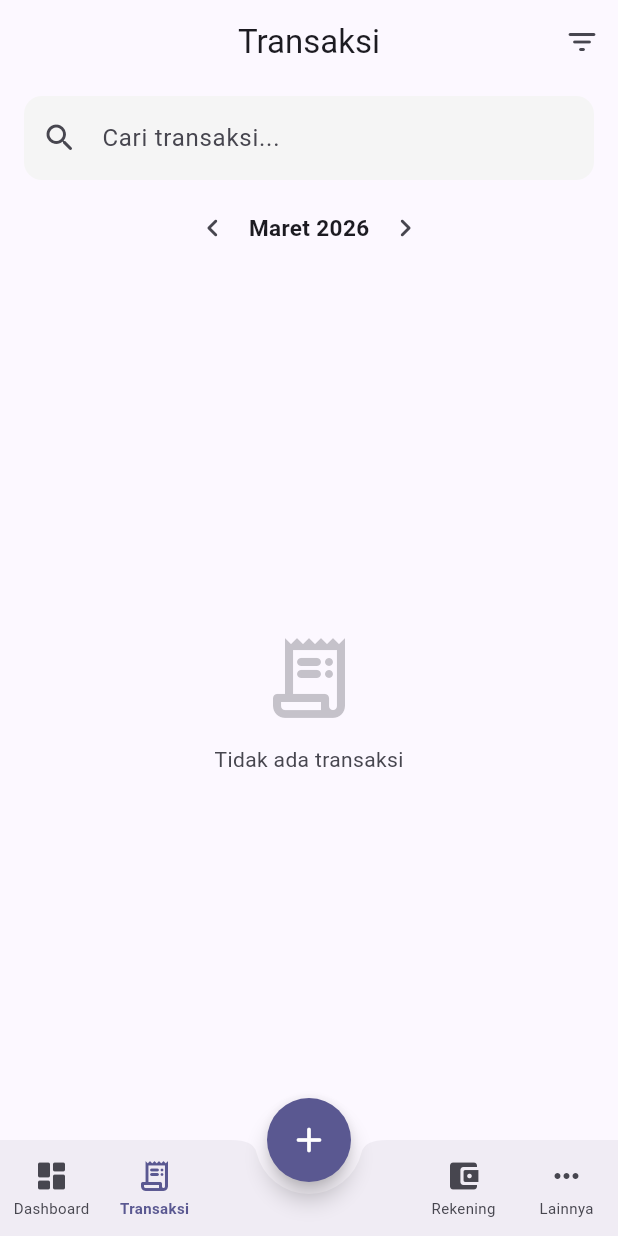
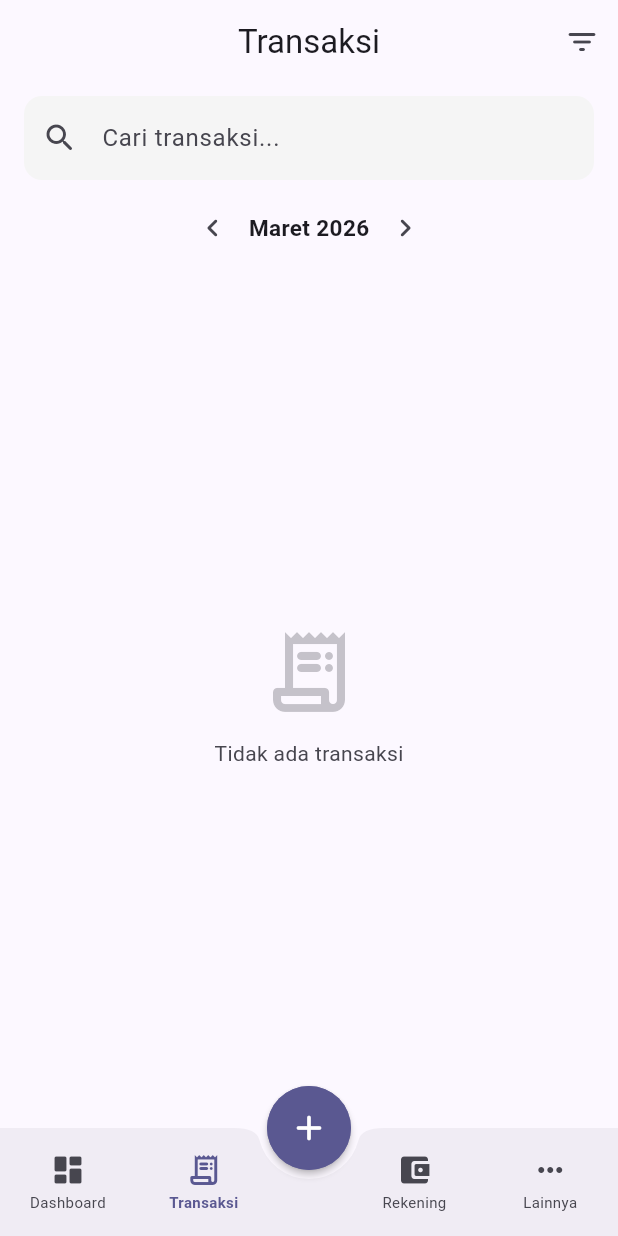
Before and after one commit to 3ggie-AB/financial-app-egi, a Flutter app: the screen it shows after launch, item 2 of the bottom bar chosen, on a phone screen of 412 x 824 dp. Run offline on Flutter 3.47's test engine with Material 3 defaults, Android fonts, the phone set to English and light mode, and no system bars; our stand-ins replace file_picker, fl_chart, google_sign_in, shared_preferences, sqflite, sqflite_common_ffi; missing offline and left inert: googleapis; accounts and stored records are empty.

Commit message:
Update main_screen.dart

```diff
--- a/lib/screens/main_screen.dart
+++ b/lib/screens/main_screen.dart
@@ -176,24 +176,40 @@ class _MainScreenState extends State<MainScreen> {
           context,
           MaterialPageRoute(builder: (_) => const AddTransactionScreen()),
         ),
+        elevation: 2,
+        highlightElevation: 4,
         backgroundColor: scheme.primary,
         foregroundColor: Colors.white,
         shape: const CircleBorder(),
-        child: const Icon(Icons.add_rounded, size: 28),
+        child: Container(
+          width: 56,
+          height: 56,
+          decoration: BoxDecoration(
+            shape: BoxShape.circle,
+            gradient: LinearGradient(
+              colors: [
+                scheme.primary,
+                scheme.primary.withOpacity(0.75),
+              ],
+              begin: Alignment.topLeft,
+              end: Alignment.bottomRight,
+            ),
+          ),
+          child: const Icon(Icons.add_rounded, size: 28),
+        ),
       ),
       floatingActionButtonLocation: FloatingActionButtonLocation.centerDocked,
       bottomNavigationBar: BottomAppBar(
         shape: const CircularNotchedRectangle(),
-        notchMargin: 8,
-        height: 64,
+        notchMargin: 6, // ← dari 8 jadi 6
+        height: 72, // ← dari 64 jadi 72
         padding: EdgeInsets.zero,
         child: Row(
           crossAxisAlignment: CrossAxisAlignment.center,
           children: [
             _mobileNavItem(0, Icons.dashboard_rounded, 'Dashboard'),
             _mobileNavItem(1, Icons.receipt_long_rounded, 'Transaksi'),
-            const Expanded(child: SizedBox()),
-            const Expanded(child: SizedBox()),
+            const SizedBox(width: 50),
             _mobileNavItem(2, Icons.account_balance_wallet_rounded, 'Rekening'),
             _mobileNavItem(3, Icons.more_horiz_rounded, 'Lainnya'),
           ],
@@ -210,7 +226,7 @@ class _MainScreenState extends State<MainScreen> {
         onTap: () => setState(() => _currentIndex = index),
         borderRadius: BorderRadius.circular(12),
         child: Padding(
-          padding: const EdgeInsets.symmetric(vertical: 0),
+          padding: const EdgeInsets.symmetric(vertical: 6),
           child: Column(
             mainAxisSize: MainAxisSize.min,
             mainAxisAlignment: MainAxisAlignment.center,
```
